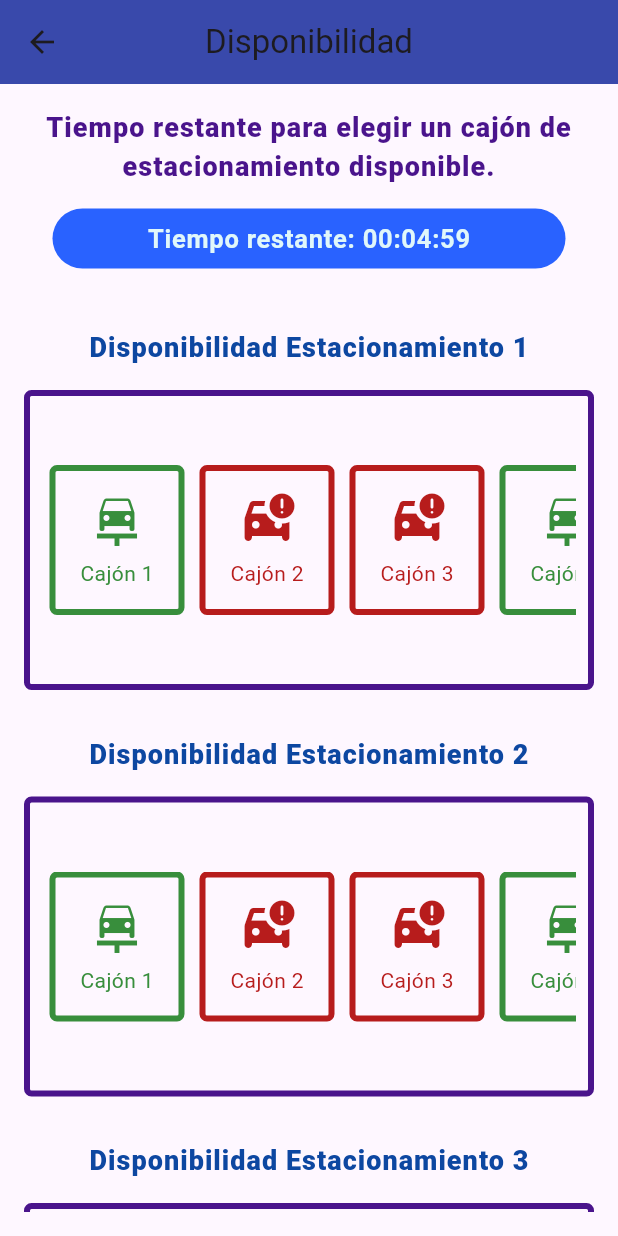
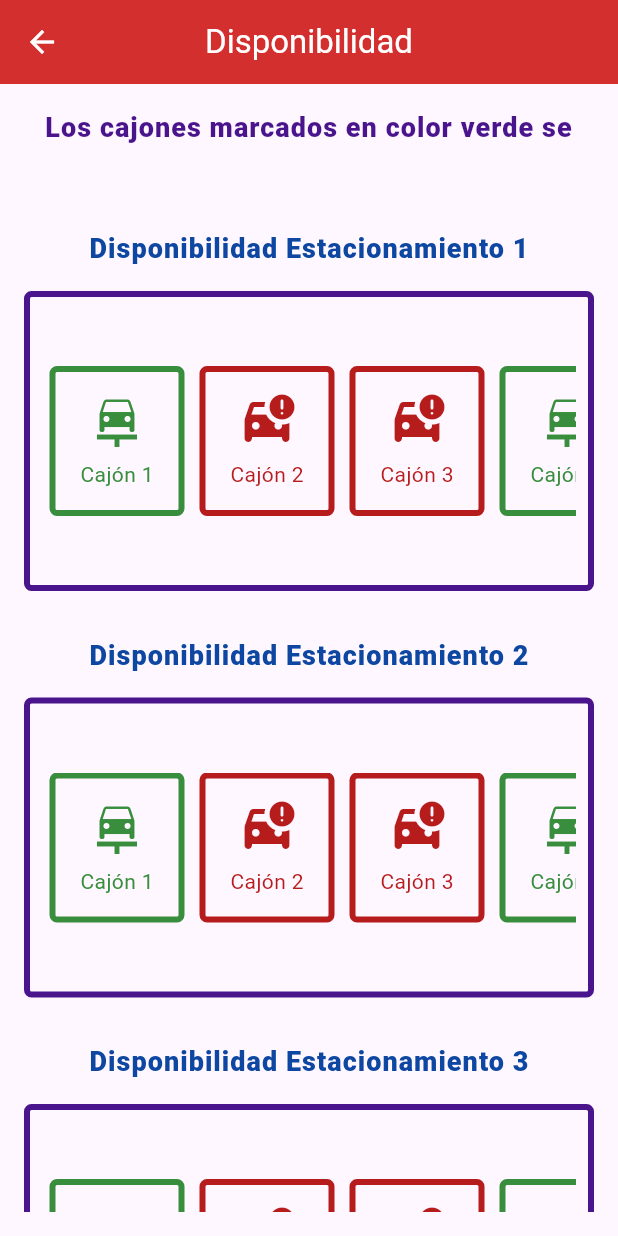
Before and after one commit to LionStoreTeam/AppEstacionamientoUAEM2024-ComputoMovil-7-U, a Flutter app: the DisponibilidadScreen screen opened directly, on a phone screen of 412 x 824 dp. Run offline on Flutter 3.47's test engine with Material 3 defaults, Android fonts, the light colour scheme and no system bars; our stand-ins replace fluttertoast, gap, google_maps_flutter, shared_preferences; accounts and stored records are empty.

Commit message:
Estacionamiento UAEM

```diff
--- a/lib/login/login_screen.dart
+++ b/lib/login/login_screen.dart
@@ -1,7 +1,7 @@
 import 'dart:ui';
 
 import 'package:estacionamiento_uaem/dto/bg_data.dart';
-import 'package:estacionamiento_uaem/login/home_screen.dart';
+import 'package:estacionamiento_uaem/screens/home_screen.dart';
 import 'package:estacionamiento_uaem/login/register_screen.dart';
 import 'package:estacionamiento_uaem/utils/animations.dart';
 import 'package:estacionamiento_uaem/utils/text_utils.dart';
--- a/lib/login/register_screen.dart
+++ b/lib/login/register_screen.dart
@@ -1,7 +1,7 @@
 import 'dart:ui';
 
 import 'package:estacionamiento_uaem/dto/bg_data.dart';
-import 'package:estacionamiento_uaem/login/home_screen.dart';
+import 'package:estacionamiento_uaem/screens/home_screen.dart';
 import 'package:estacionamiento_uaem/utils/animations.dart';
 import 'package:estacionamiento_uaem/utils/text_utils.dart';
 import 'package:flutter/material.dart';
--- a/lib/main.dart
+++ b/lib/main.dart
@@ -1,4 +1,4 @@
-import 'package:estacionamiento_uaem/login/login_screen.dart';
+import 'package:estacionamiento_uaem/screens/disponibilidad_screen.dart';
 import 'package:flutter/material.dart';
 
 void main() => runApp(const MyApp());
@@ -11,7 +11,7 @@ class MyApp extends StatelessWidget {
     return const MaterialApp(
       debugShowCheckedModeBanner: false,
       title: 'Material App',
-      home: LoginScreen(),
+      home: DisponibilidadScreen(),
     );
   }
 }
--- a/lib/screens/disponibilidad_screen.dart
+++ b/lib/screens/disponibilidad_screen.dart
@@ -1,7 +1,6 @@
 import 'dart:async';
 
 import 'package:estacionamiento_uaem/api/map.dart';
-import 'package:estacionamiento_uaem/login/home_screen.dart';
 import 'package:flutter/material.dart';
 import 'package:gap/gap.dart';
 
@@ -13,96 +12,76 @@ class DisponibilidadScreen extends StatefulWidget {
 }
 
 class _DisponibilidadScreenState extends State<DisponibilidadScreen> {
-  int _seconds = 5 * 60;
-  Timer? _timer;
-  bool _isTimerRunning = false;
+  late Timer _timer;
+  int _seconds = 0;
+  bool isRunning = false;
+  bool showTotalPrice = false;
 
   @override
   void initState() {
     super.initState();
-    startTimer();
+    _startTimer();
+  }
+
+  void _startTimer() {
+    _timer = Timer.periodic(const Duration(seconds: 1), (Timer timer) {
+      setState(() {
+        _seconds++;
+      });
+    });
+    setState(() {
+      isRunning = true;
+    });
+  }
+
+  void _stopTimer() {
+    if (_timer.isActive) {
+      _timer.cancel();
+      setState(() {
+        showTotalPrice = true;
+      });
+    }
+  }
+
+  double _calculateTotalPrice() {
+    // Precio por minuto: 20 centavos (0.20 pesos)
+    const pricePerMinute = 0.20;
+    // Convertir segundos a minutos
+    double minutes = _seconds / 60;
+    // Calcular precio total
+    double totalPrice = minutes * pricePerMinute;
+    return totalPrice;
+  }
+
+  // void _resetTimer() {
+  //   _timer.cancel();
+  //   setState(() {
+  //     _seconds = 0;
+  //     _isRunning = false;
+  //   });
+  // }
+
+  String _formatTime(int time) {
+    String formattedTime = '';
+
+    int hours = time ~/ 3600;
+    int minutes = (time % 3600) ~/ 60;
+    int seconds = time % 60;
+
+    formattedTime =
+        '${hours.toString().padLeft(2, '0')}:${minutes.toString().padLeft(2, '0')}:${seconds.toString().padLeft(2, '0')}';
+
+    return formattedTime;
+  }
+
+  double _calculatePrice() {
+    return (_seconds / 60) * 0.20; // 20¢ por minuto
   }
 
   @override
   void dispose() {
-    _timer?.cancel();
+    _timer.cancel();
     super.dispose();
-  }
-
-  void startTimer() {
-    if (_isTimerRunning) return;
-
-    _timer = Timer.periodic(const Duration(seconds: 1), (timer) {
-      setState(() {
-        if (_seconds > 0) {
-          _seconds--;
-        } else {
-          stopTimer();
-          showTimeUpAlert();
-        }
-      });
-    });
-
-    setState(() {
-      _isTimerRunning = true;
-    });
-  }
-
-  void stopTimer() {
-    if (!_isTimerRunning) return;
-
-    _timer?.cancel();
-    setState(() {
-      _isTimerRunning = false;
-    });
-  }
-
-  String getFormattedTime() {
-    int hours = _seconds ~/ 3600;
-    int minutes = (_seconds % 3600) ~/ 60;
-    int seconds = _seconds % 60;
-    return '${hours.toString().padLeft(2, '0')}:${minutes.toString().padLeft(2, '0')}:${seconds.toString().padLeft(2, '0')}';
-  }
-
-  void showTimeUpAlert() {
-    showDialog(
-      barrierDismissible: false,
-      context: context,
-      builder: (BuildContext context) {
-        return AlertDialog(
-          title: const Text(
-            "¡Tiempo Agotado!",
-            style: TextStyle(
-              fontSize: 27,
-              fontWeight: FontWeight.bold,
-            ),
-          ),
-          content: Text(
-            "Se ha agotado el tiempo para elegir un cajón de estacionamiento.",
-            style: TextStyle(
-              color: Colors.amber.shade50,
-              fontSize: 19,
-            ),
-          ),
-          actions: [
-            TextButton(
-              onPressed: () {
-                Navigator.push(
-                    context,
-                    MaterialPageRoute(
-                        builder: (context) => const HomeScreen()));
-              },
-              child: const Text(
-                "Salir",
-                style: TextStyle(
-                  fontWeight: FontWeight.bold,
-                ),
-              ),
-            ),
-          ],
-        );
-      },
-    );
   }
 
   final Map<String, bool> _cajonesDisponibles = {
@@ -110,10 +89,6 @@ class _DisponibilidadScreenState extends State<DisponibilidadScreen> {
     "Cajón 2": false,
     "Cajón 3": false,
     "Cajón 4": true,
-    // "Cajon 5": true,
-    // "Cajon 6": true,
-    // "Cajon 7": false,
-    // "Cajon 8": false,
   };
 
   bool _mostrarBotonIngresar = false;
@@ -121,18 +96,21 @@ class _DisponibilidadScreenState extends State<DisponibilidadScreen> {
 
   @override
   Widget build(BuildContext context) {
-    String formattedTime = getFormattedTime();
     return Scaffold(
       appBar: AppBar(
-        title: const Text("Disponibilidad"),
+        title: const Text(
+          "Disponibilidad",
+          style: TextStyle(color: Colors.white),
+        ),
         centerTitle: true,
         elevation: 0,
-        backgroundColor: Colors.indigo.shade600,
+        backgroundColor: Colors.red.shade700,
         leading: Builder(
           builder: (BuildContext context) {
             return IconButton(
               icon: const Icon(Icons.arrow_back_sharp),
               onPressed: () => Navigator.of(context).pop(),
+              color: Colors.white,
             );
           },
         ),
@@ -148,7 +126,7 @@ class _DisponibilidadScreenState extends State<DisponibilidadScreen> {
                     Column(
                       children: [
                         Text(
-                          "Tiempo restante para elegir un cajón de estacionamiento disponible.",
+                          "Los cajones marcados en color verde se ",
                           textAlign: TextAlign.center,
                           style: TextStyle(
                             color: Colors.purple.shade900,
@@ -158,29 +136,6 @@ class _DisponibilidadScreenState extends State<DisponibilidadScreen> {
                           ),
                         ),
                         const Gap(15),
-                        Container(
-                          width: MediaQuery.of(context).size.width - 70,
-                          height: 40,
-                          decoration: BoxDecoration(
-                            borderRadius: BorderRadius.circular(30),
-                            color: Colors.blueAccent.shade700,
-                          ),
-                          child: Padding(
-                            padding: const EdgeInsets.only(
-                                bottom: 3, top: 3, left: 5, right: 5),
-                            child: Center(
-                              child: Text(
-                                'Tiempo restante: $formattedTime',
-                                style: TextStyle(
-                                  color: Colors.cyan.shade50,
-                                  fontSize: 17,
-                                  fontWeight: FontWeight.bold,
-                                  letterSpacing: 0.5,
-                                ),
-                              ),
-                            ),
-                          ),
-                        ),
                         const Gap(40),
                         Text(
                           "Disponibilidad Estacionamiento 1",
@@ -342,8 +297,8 @@ class _DisponibilidadScreenState extends State<DisponibilidadScreen> {
                         "Puedes revisar las calles y estacionamientos que se encuentran dentro de la universidad.",
                         textAlign: TextAlign.center,
                         style: TextStyle(
-                          color: Colors.purple.shade900,
-                          fontWeight: FontWeight.w800,
+                          color: Colors.red.shade900,
+                          fontWeight: FontWeight.w700,
                           fontSize: 18,
                           letterSpacing: 0.7,
                         ),
@@ -364,6 +319,47 @@ class _DisponibilidadScreenState extends State<DisponibilidadScreen> {
                           color: Colors.white70,
                         ),
                       ),
+                      const Gap(20),
+                      Text(
+                        "El temporizador....",
+                        textAlign: TextAlign.center,
+                        style: TextStyle(
+                          color: Colors.red.shade900,
+                          fontWeight: FontWeight.w700,
+                          fontSize: 18,
+                          letterSpacing: 0.7,
+                        ),
+                      ),
+                      const Gap(20),
+
+                      Text(
+                        'Precio acumulado: \$${_calculatePrice().toStringAsFixed(2)}',
+                        style: const TextStyle(fontSize: 20),
+                      ),
+                      const Gap(20),
+                      Text(
+                        'Tiempo transcurrido: ${_formatTime(_seconds)}',
+                        style: const TextStyle(fontSize: 20),
+                      ),
+                      const Gap(20),
+
+                      ElevatedButton(
+                        onPressed: _stopTimer,
+                        child: const Text('Detener'),
+                      ),
+                      const Gap(20),
+
+                      if (showTotalPrice)
+                        Text(
+                          'Precio Total: \$${_calculateTotalPrice().toStringAsFixed(2)}',
+                          style: const TextStyle(fontSize: 20),
+                        ),
+
+                      // const SizedBox(height: 10),
+                      // ElevatedButton(
+                      //   onPressed: _resetTimer,
+                      //   child: const Text('Reiniciar'),
+                      // ),
                     ],
                   ),
                 ),
@@ -475,3 +471,8 @@ class _DisponibilidadScreenState extends State<DisponibilidadScreen> {
     }
   }
 }
+
+
+// https://pub.dev/packages/ticket_widget
+// https://pub.dev/packages/ticket_widget/example
+// https://flutterawesome.com/tag/ticket/
```
Also changed, not shown: lib/api/map.dart (+10 -8 lines), lib/screens/home_screen.dart (renamed from lib/login/home_screen.dart, +14 -10 lines), lib/widgets/test_screen.dart (added, +22 -0 lines).
